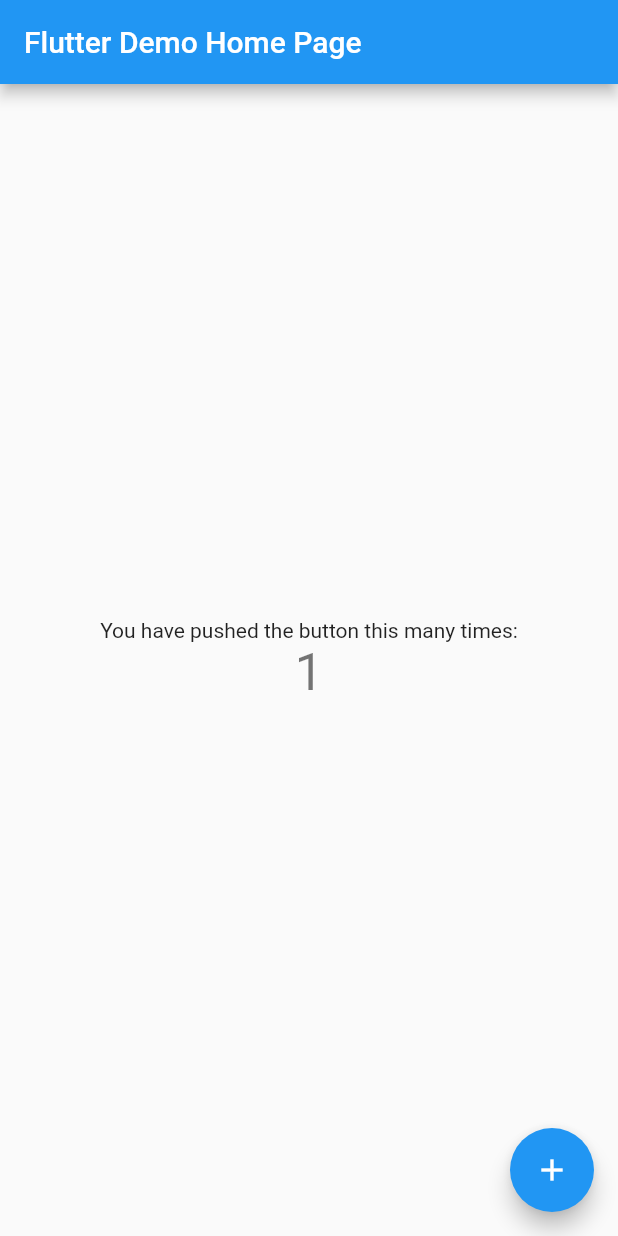
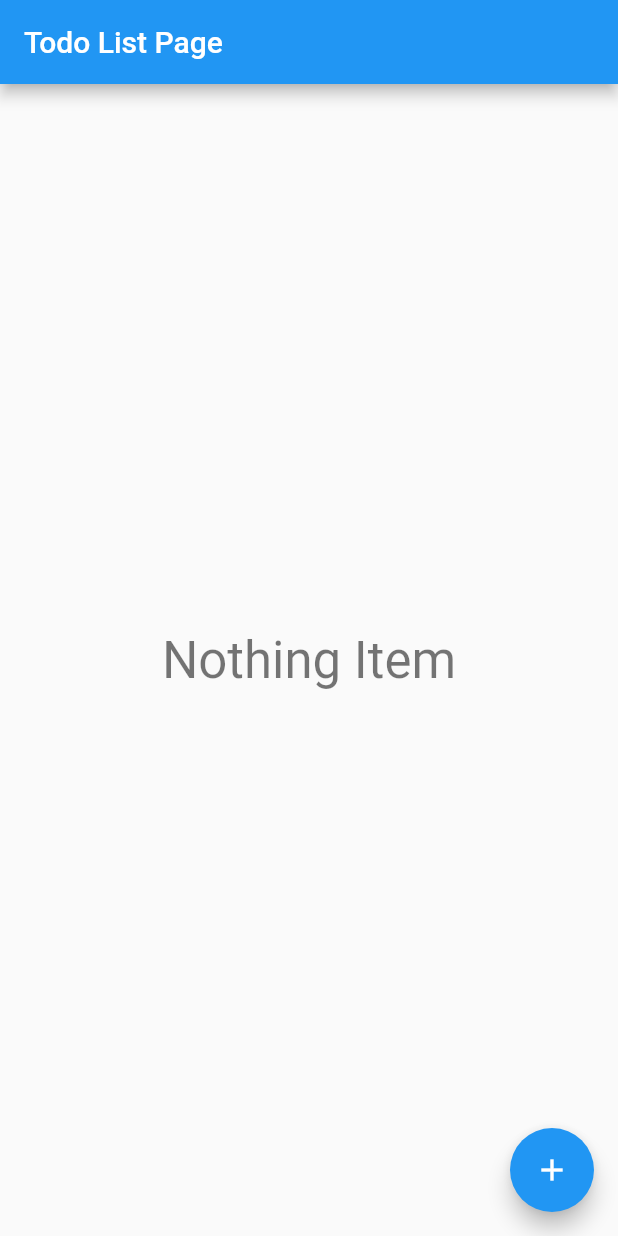
Before and after one commit to tokku5552/todoapp_sample_riverpod, a Flutter app: the screen it shows after launch, after a tap on the "add" icon, on a phone screen of 412 x 824 dp. Run offline on Flutter 3.47's test engine with Material 2 defaults, Android fonts, the phone set to English and light mode, and no system bars.

Commit message:
implement base

```diff
--- a/lib/main.dart
+++ b/lib/main.dart
@@ -1,11 +1,13 @@
 import 'package:flutter/material.dart';
+import 'package:todoapp_sample_riverpod/page/todo_list_page.dart';
 
 void main() {
-  runApp(const MyApp());
+  runApp(const App());
 }
 
-class MyApp extends StatelessWidget {
-  const MyApp({Key? key}) : super(key: key);
+class App extends StatelessWidget {
+  const App({Key? key}) : super(key: key);
+
   @override
   Widget build(BuildContext context) {
     return MaterialApp(
@@ -13,53 +15,7 @@ class MyApp extends StatelessWidget {
       theme: ThemeData(
         primarySwatch: Colors.blue,
       ),
-      home: const MyHomePage(title: 'Flutter Demo Home Page'),
+      home: const TodoListPage(),
     );
   }
 }
-
-class MyHomePage extends StatefulWidget {
-  const MyHomePage({Key? key, required this.title}) : super(key: key);
-  final String title;
-
-  @override
-  State<MyHomePage> createState() => _MyHomePageState();
-}
-
-class _MyHomePageState extends State<MyHomePage> {
-  int _counter = 0;
-
-  void _incrementCounter() {
-    setState(() {
-      _counter++;
-    });
-  }
-
-  @override
-  Widget build(BuildContext context) {
-    return Scaffold(
-      appBar: AppBar(
-        title: Text(widget.title),
-      ),
-      body: Center(
-        child: Column(
-          mainAxisAlignment: MainAxisAlignment.center,
-          children: <Widget>[
-            const Text(
-              'You have pushed the button this many times:',
-            ),
-            Text(
-              '$_counter',
-              style: Theme.of(context).textTheme.headline4,
-            ),
-          ],
-        ),
-      ),
-      floatingActionButton: FloatingActionButton(
-        onPressed: _incrementCounter,
-        tooltip: 'Increment',
-        child: const Icon(Icons.add),
-      ), // This trailing comma makes auto-formatting nicer for build methods.
-    );
-  }
-}
--- /dev/null
+++ b/lib/page/todo_detail_page.dart
@@ -0,0 +1,25 @@
+import 'package:flutter/material.dart';
+
+class TodoListPage extends StatelessWidget {
+  const TodoListPage({Key? key}) : super(key: key);
+
+  @override
+  Widget build(BuildContext context) {
+    return Scaffold(
+      appBar: AppBar(
+        title: const Text('Todo Detail Page'),
+      ),
+      body: Center(
+        child: Column(
+          mainAxisAlignment: MainAxisAlignment.center,
+          children: <Widget>[
+            Text(
+              'hoge',
+              style: Theme.of(context).textTheme.headline4,
+            ),
+          ],
+        ),
+      ),
+    );
+  }
+}
--- /dev/null
+++ b/lib/page/todo_list_page.dart
@@ -0,0 +1,32 @@
+import 'package:flutter/material.dart';
+
+class TodoListPage extends StatelessWidget {
+  const TodoListPage({Key? key}) : super(key: key);
+
+  @override
+  Widget build(BuildContext context) {
+    return Scaffold(
+      appBar: AppBar(
+        title: const Text('Todo List Page'),
+      ),
+      body: Center(
+        child: Column(
+          mainAxisAlignment: MainAxisAlignment.center,
+          children: <Widget>[
+            Text(
+              'Nothing Item',
+              style: Theme.of(context).textTheme.headline4,
+            ),
+          ],
+        ),
+      ),
+      floatingActionButton: FloatingActionButton(
+        onPressed: () {
+          print('hoge');
+        },
+        tooltip: 'Increment',
+        child: const Icon(Icons.add),
+      ),
+    );
+  }
+}
```
Also changed, not shown: 2 other files.
